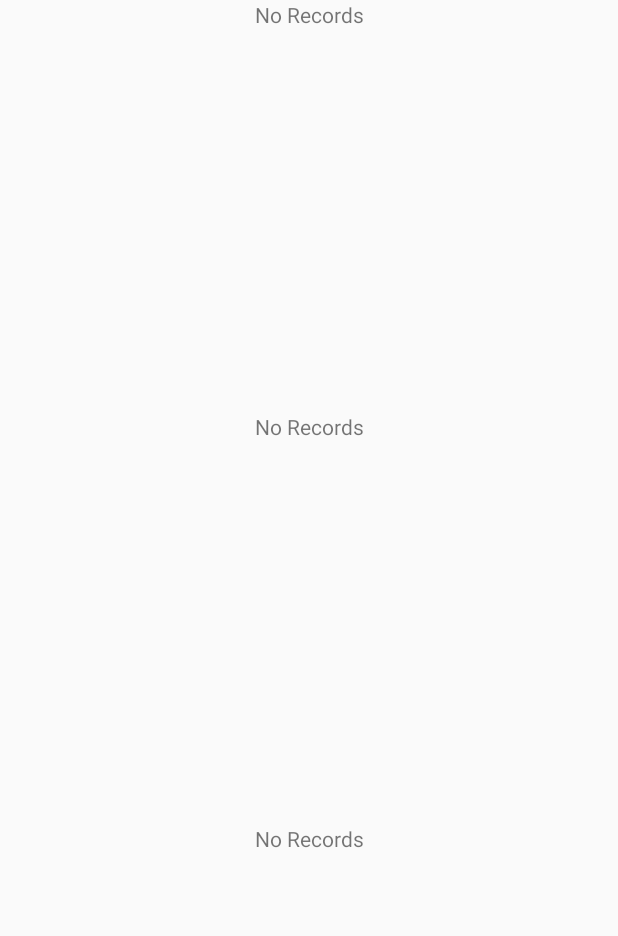
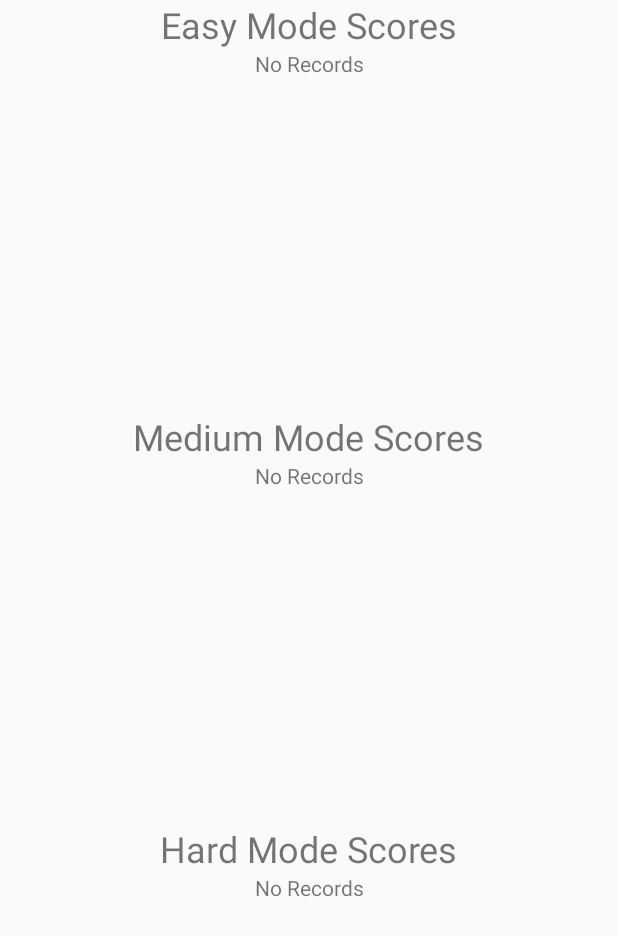
Before and after one commit to ayush547/TicTacToe, an Android app: the HallOfFame screen opened directly, with no data from a screen before it, on a phone screen of 412 x 824 dp. Before the commit the part shown is almost empty. Shown: the top 936 px of the screen. Run offline under Robolectric (Android 15) with nearby library versions, the phone set to English and light mode, and no system bars.

Commit message:
Changed time format to hh.mm.ss and ui change

```diff
--- a/app/src/main/java/com/example/tictactoe/AdminPanel.java
+++ b/app/src/main/java/com/example/tictactoe/AdminPanel.java
@@ -42,7 +42,7 @@ public class AdminPanel extends Activity {
         DatabaseManager myDb = new DatabaseManager(getApplication());
         myDb.clearData();
         myDb.close();
-        getApplication().deleteDatabase("BestTimes.db");
+        this.deleteDatabase("BestTimes.db");
     }
 
     public void mainMenu(View view){
--- a/app/src/main/java/com/example/tictactoe/DatabaseManager.java
+++ b/app/src/main/java/com/example/tictactoe/DatabaseManager.java
@@ -14,9 +14,9 @@ public class DatabaseManager extends SQLiteOpenHelper {
 
     @Override
     public void onCreate(SQLiteDatabase db) {
-        db.execSQL("create table easy(ID integer primary key autoincrement,Time Integer)");
-        db.execSQL("create table medium(ID integer primary key autoincrement,Time Integer)");
-        db.execSQL("create table hard(ID integer primary key autoincrement, Time Integer)");
+        db.execSQL("create table easy(ID integer primary key autoincrement,Time text)");
+        db.execSQL("create table medium(ID integer primary key autoincrement,Time text)");
+        db.execSQL("create table hard(ID integer primary key autoincrement, Time text)");
     }
 
     @Override
--- a/app/src/main/res/layout/activity_hall_of_fame.xml
+++ b/app/src/main/res/layout/activity_hall_of_fame.xml
@@ -8,11 +8,21 @@
     tools:context=".HallOfFame">
 
     <TextView
+        android:layout_width="wrap_content"
+        android:layout_height="wrap_content"
+        android:text="Easy Mode Scores"
+        android:textSize="24sp"/>
+    <TextView
         android:layout_width="match_parent"
         android:layout_height="0dp"
         android:layout_weight="1"
         android:id="@+id/easy"
         android:textAlignment="center"/>
+    <TextView
+        android:layout_width="wrap_content"
+        android:layout_height="wrap_content"
+        android:text="Medium Mode Scores"
+        android:textSize="24sp"/>
     <TextView
         android:layout_width="match_parent"
         android:layout_height="0dp"
@@ -20,10 +30,14 @@
         android:textAlignment="center"
         android:id="@+id/medium"/>
     <TextView
+        android:layout_width="wrap_content"
+        android:layout_height="wrap_content"
+        android:text="Hard Mode Scores"
+        android:textSize="24sp"/>
+    <TextView
         android:layout_width="match_parent"
         android:layout_height="0dp"
         android:layout_weight="1"
         android:textAlignment="center"
         android:id="@+id/hard"/>
-
 </LinearLayout>
```
Also changed, not shown: app/src/main/java/com/example/tictactoe/HallOfFame.java (+10 -3 lines), app/src/main/res/layout/activity_admin_panel.xml (+33 -31 lines).
